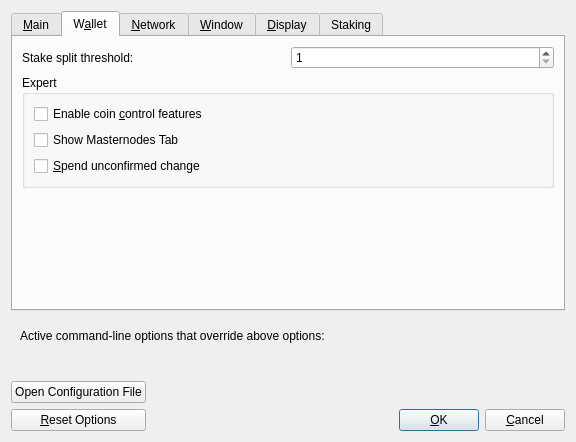
The window that src/qt/forms/optionsdialog.ui (THETCR/core) describes before a commit, drawn with Qt 5.
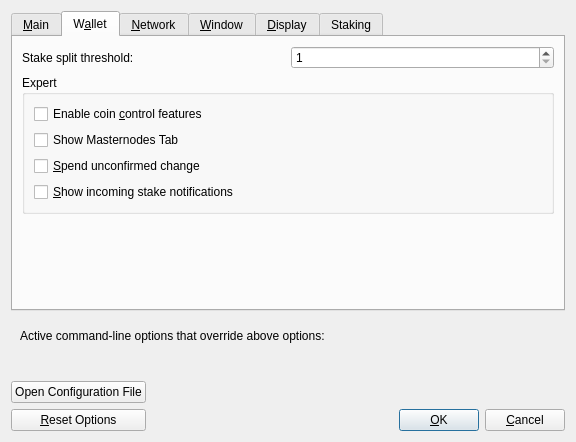
The same window after the commit. The open tabs and pages were chosen to show the change. Custom widgets are drawn as their Qt base class.

```diff
--- a/src/qt/forms/optionsdialog.ui
+++ b/src/qt/forms/optionsdialog.ui
@@ -336,6 +336,16 @@
             </property>
            </widget>
           </item>
+          <item>
+           <widget class="QCheckBox" name="showIncomingStakeNotifications">
+            <property name="toolTip">
+             <string>Display notification dialog for incoming stake transactions.</string>
+            </property>
+            <property name="text">
+             <string>&amp;Show incoming stake notifications</string>
+            </property>
+           </widget>
+          </item>
          </layout>
         </widget>
        </item>
```
